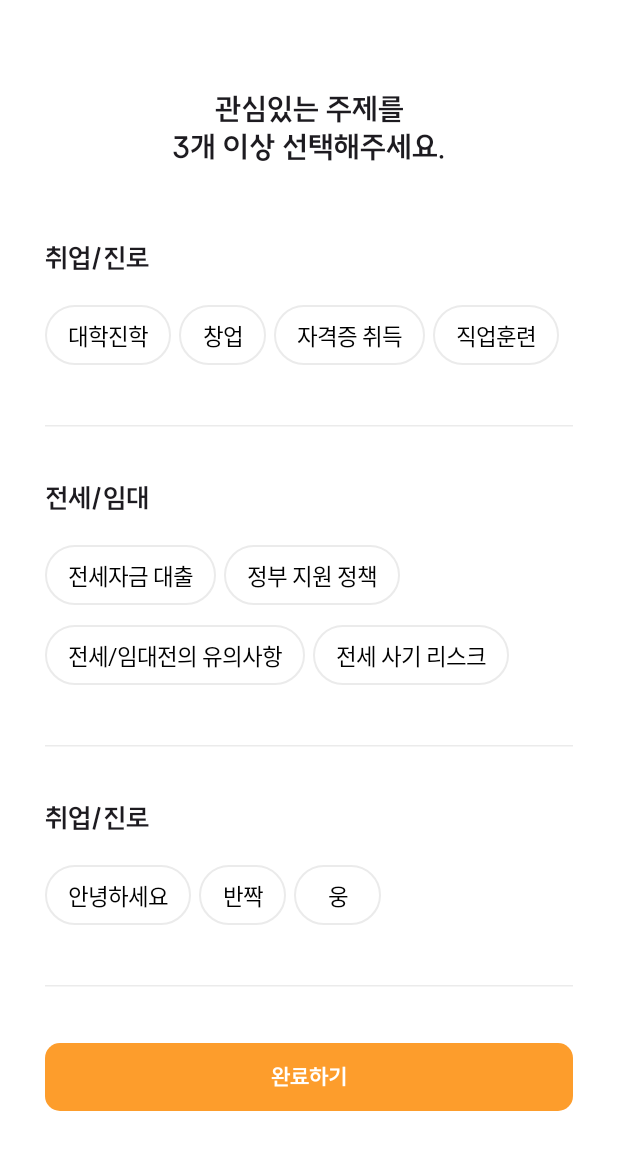
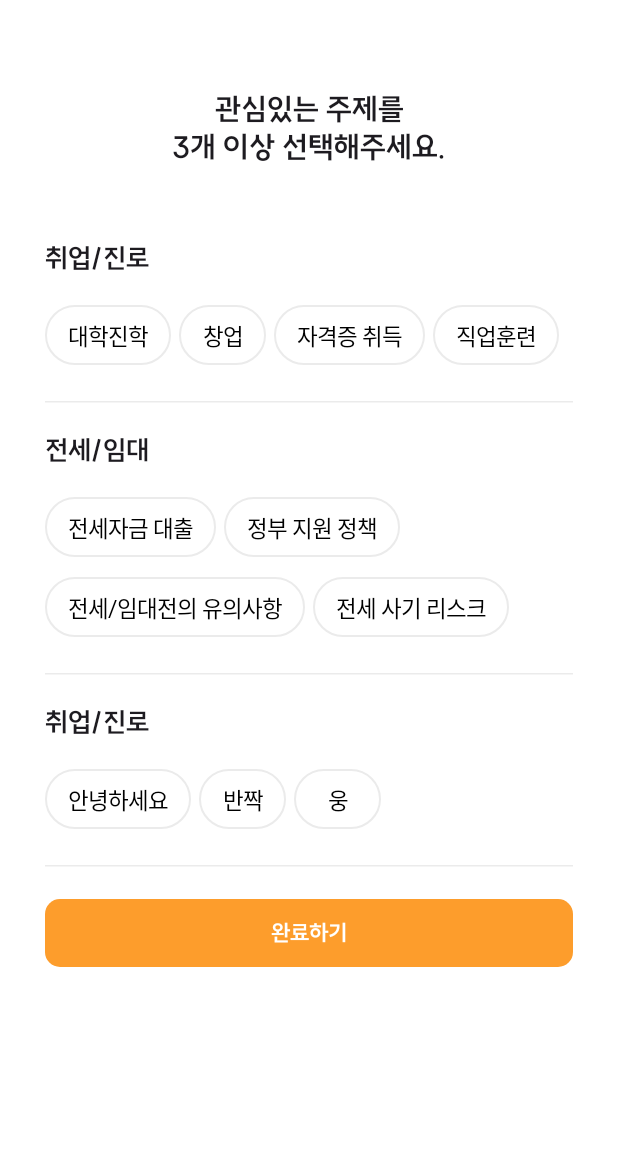
Before and after one commit to ieum-2024/ieum-android, an Android app built with Jetpack Compose: the OnboardingInterestScreen screen opened through its navigation route, on a phone screen of 412 x 824 dp. Shown: the top 1150 px of the screen. Run offline under Robolectric (Android 15) with nearby library versions, the phone set to English and light mode, and no system bars; Roboto replaces fonts that are not available here.

Commit message:
design: make interest list screen's ui

```diff
--- a/ieum/app/src/main/java/com/jeongg/ieum/presentation/interest/component/InterestItemList.kt
+++ b/ieum/app/src/main/java/com/jeongg/ieum/presentation/interest/component/InterestItemList.kt
@@ -23,7 +23,7 @@ fun InterestItemList(
     Column {
         MainCategory(mainCategory)
         SubCategory(subCategory)
-        Divider(Modifier.padding(vertical = 36.dp))
+        Divider(Modifier.padding(vertical = 20.dp))
     }
 }
 
```
Also changed, not shown: ieum/app/src/main/java/com/jeongg/ieum/presentation/interest/InterestScreen.kt (added, +17 -0 lines).
